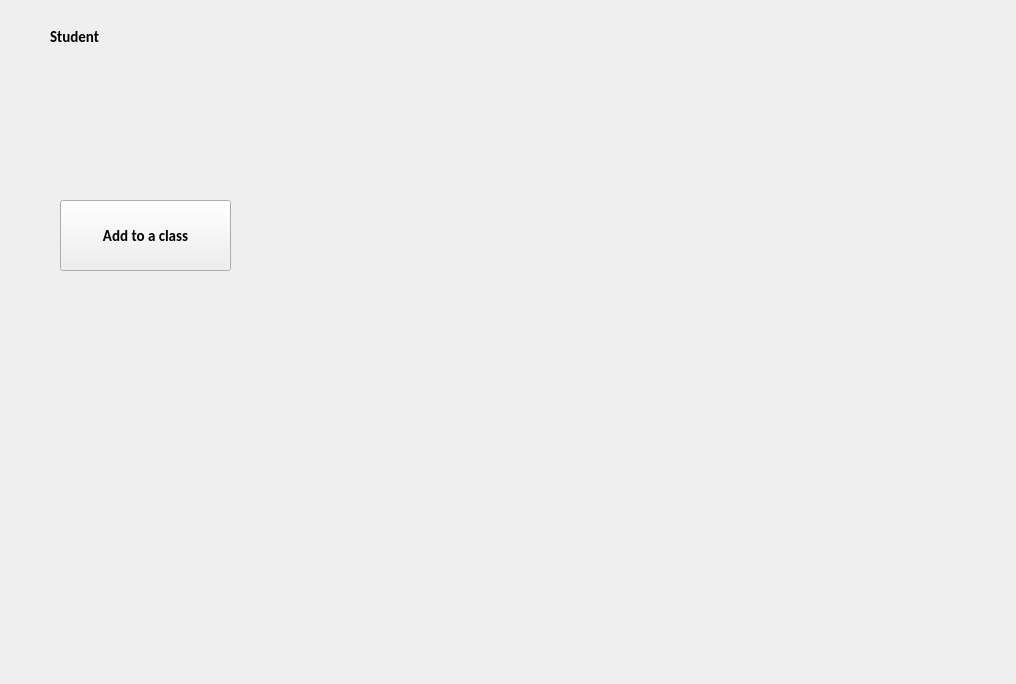
Old version of the form studyProject/secondwindow.ui in the repository fenrirm/study_project.
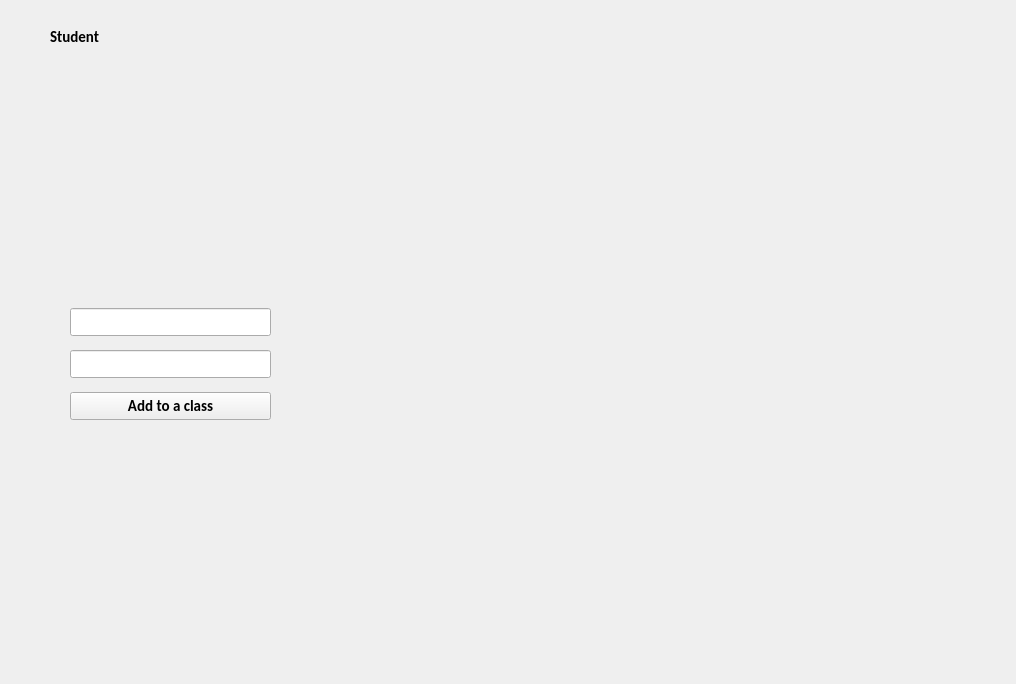
New version of the form. Icons and pictures are not drawn.

Patch:
```diff
--- a/studyProject/secondwindow.ui
+++ b/studyProject/secondwindow.ui
@@ -27,25 +27,6 @@
 }</string>
   </property>
   <widget class="QWidget" name="centralwidget">
-   <widget class="QPushButton" name="pushButton">
-    <property name="geometry">
-     <rect>
-      <x>60</x>
-      <y>200</y>
-      <width>171</width>
-      <height>71</height>
-     </rect>
-    </property>
-    <property name="font">
-     <font>
-      <family>Calibri</family>
-      <pointsize>11</pointsize>
-     </font>
-    </property>
-    <property name="text">
-     <string>Add to a class</string>
-    </property>
-   </widget>
    <widget class="QWidget" name="layoutWidget">
     <property name="geometry">
      <rect>
@@ -110,6 +91,37 @@
      </item>
     </layout>
    </widget>
+   <widget class="QWidget" name="">
+    <property name="geometry">
+     <rect>
+      <x>70</x>
+      <y>300</y>
+      <width>201</width>
+      <height>131</height>
+     </rect>
+    </property>
+    <layout class="QVBoxLayout" name="verticalLayout_2">
+     <item>
+      <widget class="QLineEdit" name="teacherId"/>
+     </item>
+     <item>
+      <widget class="QLineEdit" name="classroomName"/>
+     </item>
+     <item>
+      <widget class="QPushButton" name="connectToClass">
+       <property name="font">
+        <font>
+         <family>Calibri</family>
+         <pointsize>11</pointsize>
+        </font>
+       </property>
+       <property name="text">
+        <string>Add to a class</string>
+       </property>
+      </widget>
+     </item>
+    </layout>
+   </widget>
   </widget>
  </widget>
  <resources/>
```
